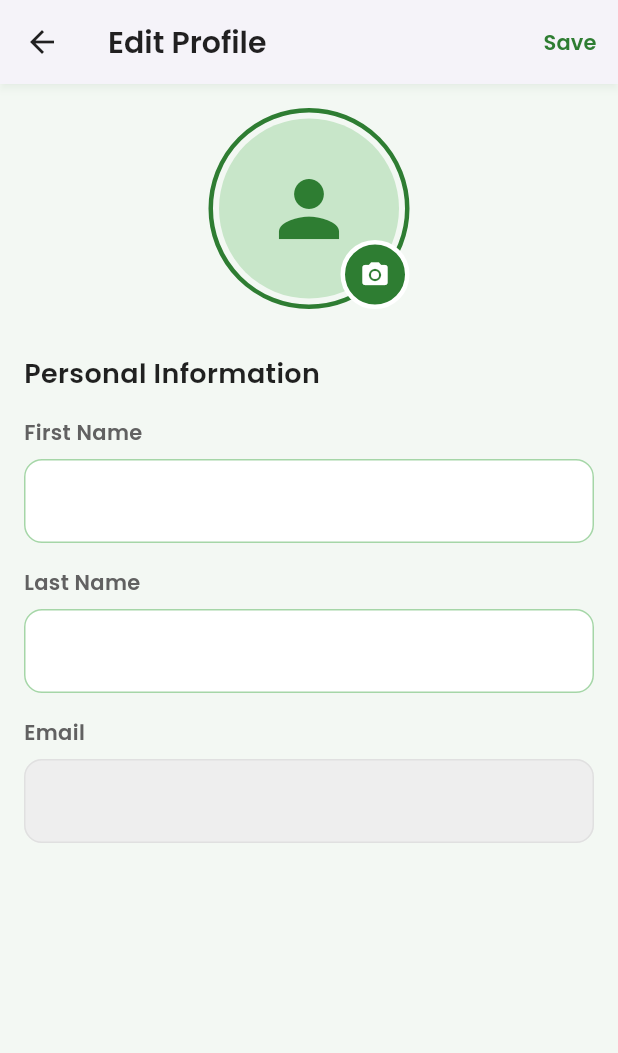
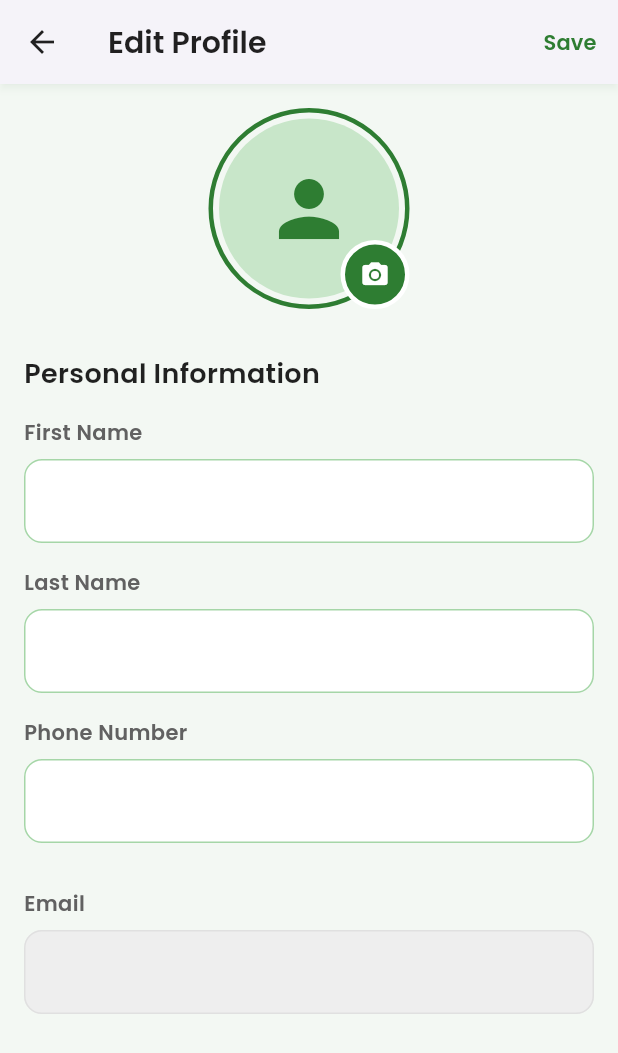
Before and after one commit to Mitan11/PlayMate-Frontend, a Flutter app: the HomeScreen screen opened directly, item 4 of the bottom bar chosen, after a tap on "Edit Profile", on a phone screen of 412 x 824 dp. Shown: the top 1053 px of the screen. Run offline on Flutter 3.47's test engine with Material 3 defaults, Android fonts, the phone set to English and light mode, and no system bars; our stand-ins replace flutter_dotenv, google_fonts, image_picker, shared_preferences; missing offline and left inert: crop_your_image; accounts and stored records are empty; network calls fail.

Commit message:
feat: Implement core home screen, user profile, and profile editing features.

```diff
--- a/playmate/lib/edit_profile_screen.dart
+++ b/playmate/lib/edit_profile_screen.dart
@@ -25,6 +25,7 @@ class _EditProfileScreenState extends State<EditProfileScreen> {
   final TextEditingController _firstNameController = TextEditingController();
   final TextEditingController _lastNameController = TextEditingController();
   final TextEditingController _emailController = TextEditingController();
+  final TextEditingController _phoneController = TextEditingController();
 
   final ImagePicker _picker = ImagePicker();
   final CropController _cropController = CropController();
@@ -54,6 +55,7 @@ class _EditProfileScreenState extends State<EditProfileScreen> {
       _firstNameController.text = prefs.getString('first_name') ?? '';
       _lastNameController.text = prefs.getString('last_name') ?? '';
       _emailController.text = prefs.getString('user_email') ?? '';
+      _phoneController.text = prefs.getString('phone_number') ?? '';
       _currentProfileImage = prefs.getString('profile_image') ?? '';
     });
   }
@@ -177,6 +179,7 @@ class _EditProfileScreenState extends State<EditProfileScreen> {
       request.fields['user_email'] = _emailController.text;
       request.fields['first_name'] = firstName;
       request.fields['last_name'] = lastName;
+      request.fields['phone_number'] = _phoneController.text.trim();
 
       if (_croppedImageFile != null) {
         final String path = _croppedImageFile!.path;
@@ -225,6 +228,10 @@ class _EditProfileScreenState extends State<EditProfileScreen> {
             userData['first_name'] ?? firstName,
           );
           await prefs.setString('last_name', userData['last_name'] ?? lastName);
+          await prefs.setString(
+            'phone_number',
+            userData['phone_number'] ?? _phoneController.text.trim(),
+          );
           await prefs.setString(
             'profile_image',
             userData['profile_image'] ?? _currentProfileImage,
@@ -469,12 +476,18 @@ class _EditProfileScreenState extends State<EditProfileScreen> {
               const SizedBox(height: 16),
 
               _buildTextField(
+                label: 'Phone Number',
+                controller: _phoneController,
+                enabled: !_isSavingProfile,
+              ),
+              const SizedBox(height: 30),
+
+              _buildTextField(
                 label: 'Email',
                 controller: _emailController,
                 enabled: false,
               ),
-
-              const SizedBox(height: 30),
+              const SizedBox(height: 16),
             ],
           ),
         ),
@@ -538,6 +551,7 @@ class _EditProfileScreenState extends State<EditProfileScreen> {
     _firstNameController.dispose();
     _lastNameController.dispose();
     _emailController.dispose();
+    _phoneController.dispose();
     super.dispose();
   }
 }
--- a/playmate/lib/home_screen.dart
+++ b/playmate/lib/home_screen.dart
@@ -75,11 +75,12 @@ class _HomeScreenState extends State<HomeScreen> {
     super.dispose();
   }
 
-  Future<void> _loadUserData() async {
+  Future<void> _loadUserData({bool isRefresh = false}) async {
     final prefs = await SharedPreferences.getInstance();
 
     if (!mounted) return;
 
+    if (!isRefresh) {
       setState(() {
         _welcomePrefix = 'Welcome';
         _showWelcome = true;
@@ -93,6 +94,7 @@ class _HomeScreenState extends State<HomeScreen> {
           });
         }
       });
+    }
 
     setState(() {
       _userName =
@@ -265,7 +267,7 @@ class _HomeScreenState extends State<HomeScreen> {
   Widget _buildHomeTab() {
     return RefreshIndicator(
       onRefresh: () async {
-        await _loadUserData();
+        await _loadUserData(isRefresh: true);
         // Simulate a small delay for better UX or if data loads too fast
         await Future.delayed(const Duration(milliseconds: 500));
       },
--- a/playmate/lib/profile_screen.dart
+++ b/playmate/lib/profile_screen.dart
@@ -25,6 +25,7 @@ class _ProfileScreenState extends State<ProfileScreen>
   String _firstName = '';
   String _lastName = '';
   String _userEmail = '';
+  String _phoneNumber = '';
   String _profileImage = '';
   List<Map<String, dynamic>> _userSports = [];
   List<Map<String, dynamic>> _availableSports = [];
@@ -91,12 +92,22 @@ class _ProfileScreenState extends State<ProfileScreen>
 
       if (resp.statusCode == 200) {
         final data = jsonDecode(resp.body);
-        final userData = data['data']['user'];
+        Map<String, dynamic> userData;
+        if (data['data'] is List) {
+          userData = (data['data'] as List).isNotEmpty
+              ? data['data'][0]
+              : {}; // Handle list response
+        } else {
+          userData =
+              data['data']['user'] ??
+              data['data']; // Handle nested or direct map
+        }
 
         await prefs.setString('first_name', userData['first_name'] ?? '');
         await prefs.setString('last_name', userData['last_name'] ?? '');
         await prefs.setString('user_email', userData['user_email'] ?? '');
         await prefs.setString('profile_image', userData['profile_image'] ?? '');
+        await prefs.setString('phone_number', userData['phone_number'] ?? '');
         await prefs.setString('user_id', userData['user_id'].toString());
 
         setState(() {
@@ -104,6 +115,7 @@ class _ProfileScreenState extends State<ProfileScreen>
           _lastName = userData['last_name'] ?? '';
           _userEmail = userData['user_email'] ?? '';
           _profileImage = userData['profile_image'] ?? '';
+          _phoneNumber = userData['phone_number'] ?? '';
         });
       }
     } catch (e) {
@@ -614,6 +626,14 @@ class _ProfileScreenState extends State<ProfileScreen>
               padding: const EdgeInsets.only(top: 2),
               child: Text(
                 _userEmail,
+                style: GoogleFonts.poppins(fontSize: 14, color: Colors.black54),
+              ),
+            ),
+          if (_phoneNumber.isNotEmpty)
+            Padding(
+              padding: const EdgeInsets.only(top: 2),
+              child: Text(
+                _phoneNumber,
                 style: GoogleFonts.poppins(fontSize: 14, color: Colors.black54),
               ),
             ),
```
Lines whose indentation alone changed are shown as unchanged.
